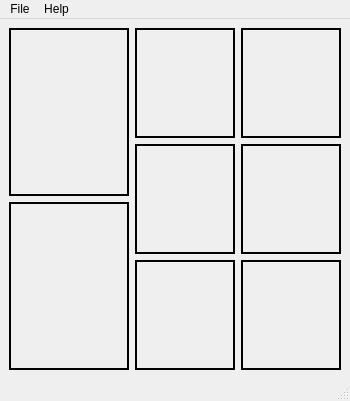
Old version of the form forms/main_window.ui in the repository lsst-sitcom/spot_motion_monitor.
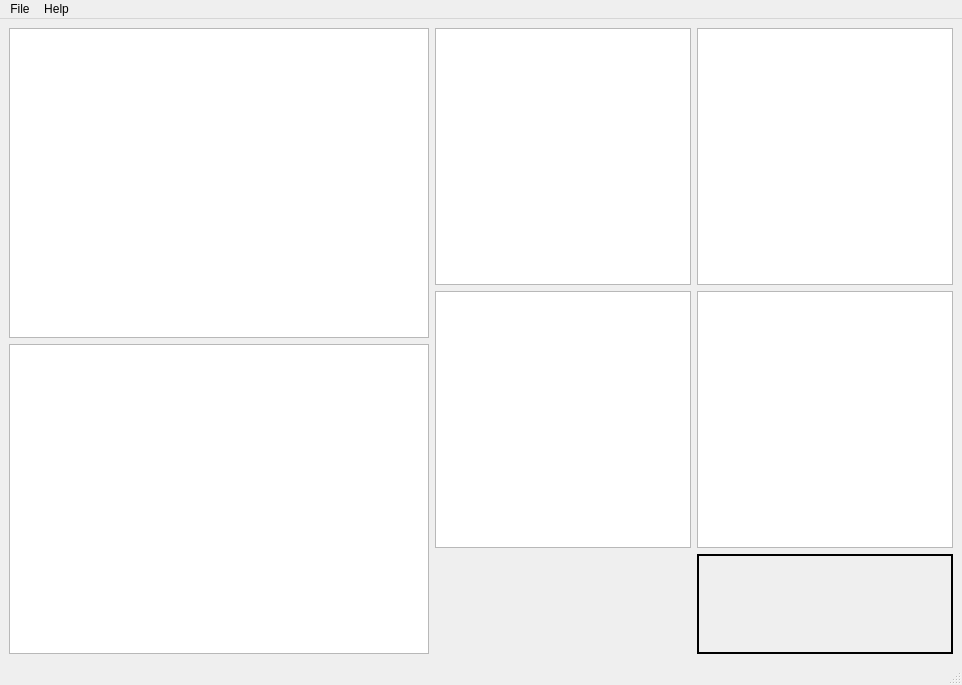
New version of the form. Custom widgets are drawn as their Qt base class.

Commit message: Creating Gaussian camera and camera CCD plot.

Patch:
```diff
--- a/forms/main_window.ui
+++ b/forms/main_window.ui
@@ -6,8 +6,8 @@
    <rect>
     <x>0</x>
     <y>0</y>
-    <width>350</width>
-    <height>401</height>
+    <width>962</width>
+    <height>685</height>
    </rect>
   </property>
   <property name="windowTitle">
@@ -21,33 +21,23 @@
     <item>
      <layout class="QVBoxLayout" name="verticalLayout">
       <item>
-       <widget class="QWidget" name="cameraPlot" native="true">
+       <widget class="CameraPlotWidget" name="cameraPlot">
         <property name="minimumSize">
          <size>
-          <width>100</width>
-          <height>100</height>
+          <width>400</width>
+          <height>300</height>
          </size>
         </property>
-        <property name="styleSheet">
-         <string notr="true">border-color: black;
-border-width: 2px;
-border-style: solid;</string>
-        </property>
        </widget>
       </item>
       <item>
-       <widget class="QWidget" name="scatterPlot" native="true">
+       <widget class="QGraphicsView" name="scatterPlot">
         <property name="minimumSize">
          <size>
-          <width>100</width>
-          <height>100</height>
+          <width>400</width>
+          <height>300</height>
          </size>
         </property>
-        <property name="styleSheet">
-         <string notr="true">border-color: black;
-border-width: 2px;
-border-style: solid;</string>
-        </property>
        </widget>
       </item>
      </layout>
@@ -57,33 +47,23 @@
       <item>
        <layout class="QHBoxLayout" name="horizontalLayout">
         <item>
-         <widget class="QWidget" name="centroidXPlot" native="true">
+         <widget class="QGraphicsView" name="fftXPlot">
           <property name="minimumSize">
            <size>
-            <width>100</width>
-            <height>100</height>
+            <width>250</width>
+            <height>200</height>
            </size>
           </property>
-          <property name="styleSheet">
-           <string notr="true">border-color: black;
-border-width: 2px;
-border-style: solid;</string>
-          </property>
          </widget>
         </item>
         <item>
-         <widget class="QWidget" name="centroidYPlot" native="true">
+         <widget class="QGraphicsView" name="fftYPlot">
           <property name="minimumSize">
            <size>
-            <width>100</width>
-            <height>100</height>
+            <width>250</width>
+            <height>200</height>
            </size>
           </property>
-          <property name="styleSheet">
-           <string notr="true">border-color: black;
-border-width: 2px;
-border-style: solid;</string>
-          </property>
          </widget>
         </item>
        </layout>
@@ -91,33 +71,23 @@
       <item>
        <layout class="QHBoxLayout" name="horizontalLayout_2">
         <item>
-         <widget class="QWidget" name="fftXPlot" native="true">
+         <widget class="QGraphicsView" name="centroidXPlot">
           <property name="minimumSize">
            <size>
-            <width>100</width>
-            <height>100</height>
+            <width>250</width>
+            <height>200</height>
            </size>
           </property>
-          <property name="styleSheet">
-           <string notr="true">border-color: black;
-border-width: 2px;
-border-style: solid;</string>
-          </property>
          </widget>
         </item>
         <item>
-         <widget class="QWidget" name="fftYPlot" native="true">
+         <widget class="QGraphicsView" name="centroidYPlot">
           <property name="minimumSize">
            <size>
-            <width>100</width>
-            <height>100</height>
+            <width>250</width>
+            <height>200</height>
            </size>
           </property>
-          <property name="styleSheet">
-           <string notr="true">border-color: black;
-border-width: 2px;
-border-style: solid;</string>
-          </property>
          </widget>
         </item>
        </layout>
@@ -128,14 +98,12 @@
          <widget class="QWidget" name="cameraControl" native="true">
           <property name="minimumSize">
            <size>
-            <width>100</width>
-            <height>100</height>
+            <width>0</width>
+            <height>0</height>
            </size>
           </property>
           <property name="styleSheet">
-           <string notr="true">border-color: black;
-border-width: 2px;
-border-style: solid;</string>
+           <string notr="true"/>
           </property>
          </widget>
         </item>
@@ -165,7 +133,7 @@
     <rect>
      <x>0</x>
      <y>0</y>
-     <width>350</width>
+     <width>962</width>
      <height>22</height>
     </rect>
    </property>
@@ -202,6 +170,19 @@
    </property>
   </action>
  </widget>
+ <customwidgets>
+  <customwidget>
+   <class>CameraControlWidget</class>
+   <extends>QWidget</extends>
+   <header>spot_motion_monitor.views.camera_control_widget</header>
+   <container>1</container>
+  </customwidget>
+  <customwidget>
+   <class>CameraPlotWidget</class>
+   <extends>QGraphicsView</extends>
+   <header>spot_motion_monitor.views.camera_plot_widget</header>
+  </customwidget>
+ </customwidgets>
  <resources/>
  <connections/>
 </ui>
```
Left out of the diff: 2 changed lines with no effect on the pictures. The commit also changes 26 other files.
